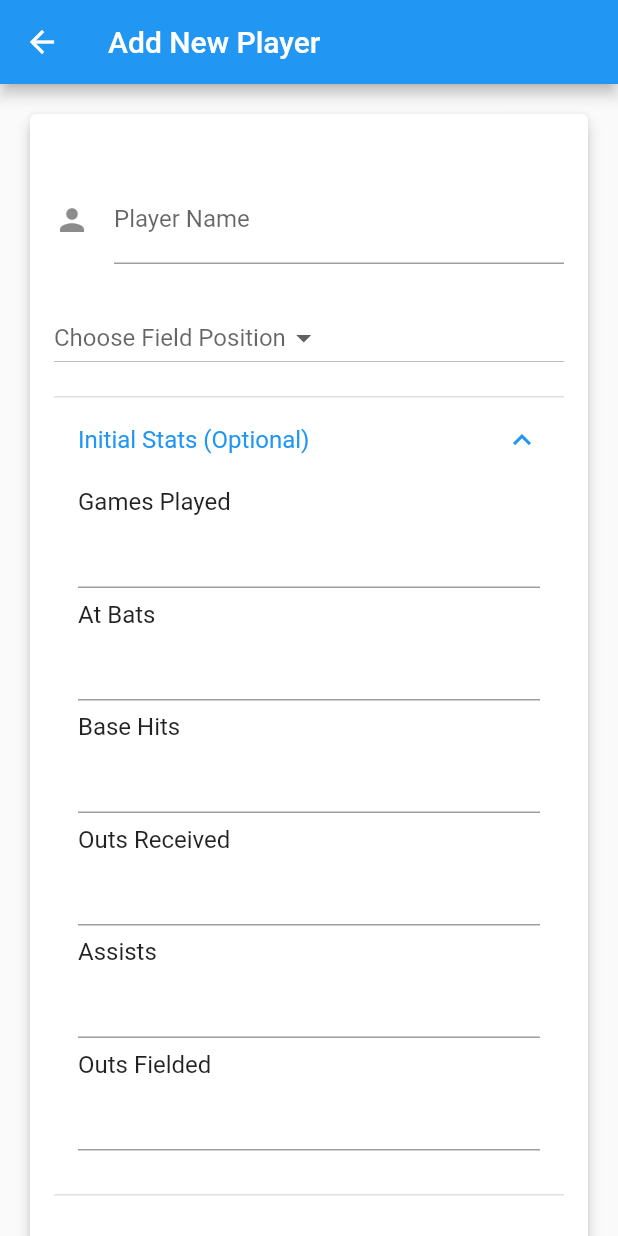
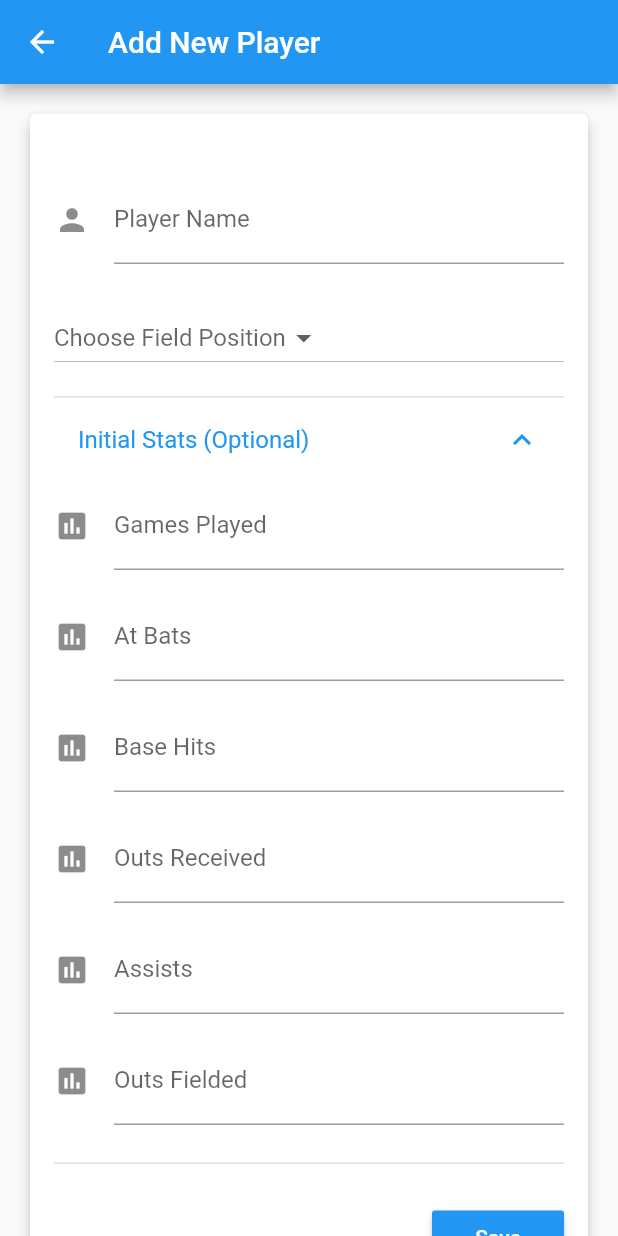
Before and after one commit to GroovinChip/MySoftballTeam, a Flutter app: the AddNewPlayer screen opened by its route, after a tap on "Initial Stats (Optional)", on a phone screen of 412 x 824 dp. Run offline on Flutter 3.47's test engine with Material 2 defaults, Android fonts, the phone set to English and light mode, and no system bars; our stand-ins replace cloud_firestore, firebase_auth, shared_preferences; missing offline and left inert: flutter_list_drag_and_drop; accounts and stored records are empty.

Commit message:
Fixed ExpansionTile problem

```diff
--- a/lib/screens/addNewPlayer.dart
+++ b/lib/screens/addNewPlayer.dart
@@ -42,7 +42,6 @@ class _AddNewPlayerState extends State<AddNewPlayer> {
         title: new Text("Add New Player"),
       ),
       body: new SingleChildScrollView(
-        child: new Center(
         child: new Column(
           mainAxisAlignment: MainAxisAlignment.center,
           children: <Widget>[
@@ -80,68 +79,89 @@ class _AddNewPlayerState extends State<AddNewPlayer> {
                       new ExpansionTile(
                         title: new Text("Initial Stats (Optional)"),
                         children: <Widget>[
-                            new ListTile(
-                              title: new Text("Games Played"),
-                              subtitle: new SizedBox(
-                                width: 75.0,
+                          new SizedBox(
+                            width: double.infinity,
                             child: new TextField(
                               keyboardType: TextInputType.number,
                               controller: _gamesPlayerController,
+                              decoration: new InputDecoration(
+                                labelText: "Games Played",
+                                icon: new Icon(Icons.poll),
                               ),
                             ),
                           ),
-                            new ListTile(
-                              title: new Text("At Bats"),
-                              subtitle: new SizedBox(
-                                width: 75.0,
+                          new SizedBox(
+                            height: 15.0,
+                          ),
+                          new SizedBox(
+                            width: double.infinity,
                             child: new TextField(
                               keyboardType: TextInputType.number,
                               controller: _atBatsController,
+                              decoration: new InputDecoration(
+                                labelText: "At Bats",
+                                icon: new Icon(Icons.poll),
                               ),
                             ),
                           ),
-                            new ListTile(
-                              title: new Text("Base Hits"),
-                              subtitle: new SizedBox(
-                                width: 75.0,
+                          new SizedBox(
+                            height: 15.0,
+                          ),
+                          new SizedBox(
+                            width: double.infinity,
                             child: new TextField(
                               keyboardType: TextInputType.number,
                               controller: _baseHitsController,
+                              decoration: new InputDecoration(
+                                labelText: "Base Hits",
+                                icon: new Icon(Icons.poll),
                               ),
                             ),
                           ),
-                            new ListTile(
-                              title: new Text("Outs Received"),
-                              subtitle: new SizedBox(
-                                width: 75.0,
+                          new SizedBox(
+                            height: 15.0,
+                          ),
+                          new SizedBox(
+                            width: double.infinity,
                             child: new TextField(
                               keyboardType: TextInputType.number,
                               controller: _outsReceivedController,
+                              decoration: new InputDecoration(
+                                labelText: "Outs Received",
+                                icon: new Icon(Icons.poll),
                               ),
                             ),
                           ),
-                            new ListTile(
-                              title: new Text("Assists"),
-                              subtitle: new SizedBox(
-                                width: 75.0,
+                          new SizedBox(
+                            height: 15.0,
+                          ),
+                          new SizedBox(
+                            width: double.infinity,
                             child: new TextField(
                               keyboardType: TextInputType.number,
                               controller: _assistsController,
+                              decoration: new InputDecoration(
+                                labelText: "Assists",
+                                icon: new Icon(Icons.poll),
                               ),
                             ),
                           ),
-                            new ListTile(
-                              title: new Text("Outs Fielded"),
-                              subtitle: new Padding(
-                                padding: const EdgeInsets.only(bottom: 25.0),
-                                child: new SizedBox(
-                                  width: 75.0,
+                          new SizedBox(
+                            height: 15.0,
+                          ),
+                          new SizedBox(
+                            width: double.infinity,
                             child: new TextField(
                               keyboardType: TextInputType.number,
                               controller: _outsFieldedController,
+                              decoration: new InputDecoration(
+                                labelText: "Outs Fielded",
+                                icon: new Icon(Icons.poll),
                               ),
                             ),
                           ),
+                          new SizedBox(
+                            height: 25.0,
                           ),
                         ],
                       ),
@@ -232,7 +252,6 @@ class _AddNewPlayerState extends State<AddNewPlayer> {
           ],
         ),
       ),
-      ),
     );
   }
 }
```
Lines whose indentation alone changed are shown as unchanged.
